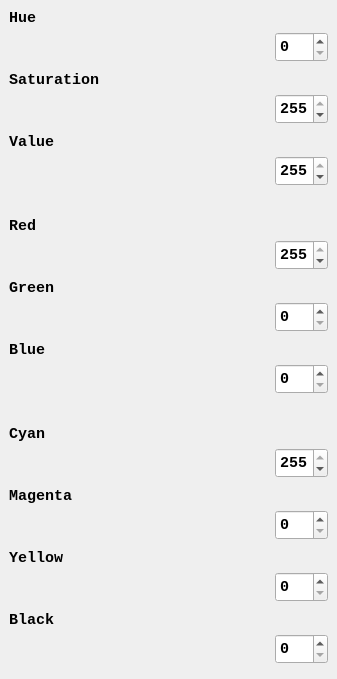
Qt form Views/sliders.ui (mortalis13/Qt-Color-Picker-Qt) before a commit.
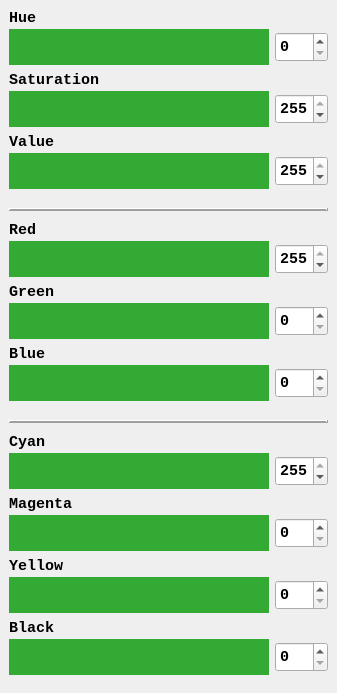
The same form after that commit. Custom widgets are drawn as their Qt base class.

Commit message: Style sliders window

```diff
--- a/Views/sliders.ui
+++ b/Views/sliders.ui
@@ -7,7 +7,7 @@
     <x>0</x>
     <y>0</y>
     <width>337</width>
-    <height>679</height>
+    <height>693</height>
    </rect>
   </property>
   <property name="windowTitle">
@@ -33,6 +33,9 @@
     <item>
      <widget class="QWidget" name="pHSV" native="true">
       <layout class="QVBoxLayout" name="verticalLayout_2">
+       <property name="topMargin">
+        <number>9</number>
+       </property>
        <item>
         <widget class="QWidget" name="pHue" native="true">
          <layout class="QGridLayout" name="gridLayout">
@@ -80,6 +83,9 @@
               <height>36</height>
              </size>
             </property>
+            <property name="styleSheet">
+             <string notr="true">background:#3a3</string>
+            </property>
            </widget>
           </item>
           <item row="1" column="1">
@@ -153,6 +159,9 @@
               <height>36</height>
              </size>
             </property>
+            <property name="styleSheet">
+             <string notr="true">background:#3a3</string>
+            </property>
            </widget>
           </item>
           <item row="1" column="1">
@@ -229,6 +238,9 @@
               <height>36</height>
              </size>
             </property>
+            <property name="styleSheet">
+             <string notr="true">background:#3a3</string>
+            </property>
            </widget>
           </item>
           <item row="1" column="1">
@@ -262,7 +274,60 @@
      </widget>
     </item>
     <item>
-     <spacer name="verticalSpacer_2">
+     <spacer name="vs1">
+      <property name="orientation">
+       <enum>Qt::Vertical</enum>
+      </property>
+      <property name="sizeType">
+       <enum>QSizePolicy::Fixed</enum>
+      </property>
+      <property name="sizeHint" stdset="0">
+       <size>
+        <width>20</width>
+        <height>10</height>
+       </size>
+      </property>
+     </spacer>
+    </item>
+    <item>
+     <widget class="QWidget" name="widget" native="true">
+      <property name="sizePolicy">
+       <sizepolicy hsizetype="Preferred" vsizetype="Fixed">
+        <horstretch>0</horstretch>
+        <verstretch>0</verstretch>
+       </sizepolicy>
+      </property>
+      <property name="minimumSize">
+       <size>
+        <width>0</width>
+        <height>0</height>
+       </size>
+      </property>
+      <layout class="QVBoxLayout" name="verticalLayout_5">
+       <property name="topMargin">
+        <number>0</number>
+       </property>
+       <property name="bottomMargin">
+        <number>0</number>
+       </property>
+       <item>
+        <widget class="Line" name="line">
+         <property name="frameShadow">
+          <enum>QFrame::Raised</enum>
+         </property>
+         <property name="lineWidth">
+          <number>2</number>
+         </property>
+         <property name="orientation">
+          <enum>Qt::Horizontal</enum>
+         </property>
+        </widget>
+       </item>
+      </layout>
+     </widget>
+    </item>
+    <item>
+     <spacer name="vs2">
       <property name="orientation">
        <enum>Qt::Vertical</enum>
       </property>
@@ -280,6 +345,9 @@
     <item>
      <widget class="QWidget" name="pRGB" native="true">
       <layout class="QVBoxLayout" name="verticalLayout">
+       <property name="topMargin">
+        <number>0</number>
+       </property>
        <item>
         <widget class="QWidget" name="pRed" native="true">
          <layout class="QGridLayout" name="gridLayout_4">
@@ -327,6 +395,9 @@
               <height>36</height>
              </size>
             </property>
+            <property name="styleSheet">
+             <string notr="true">background:#3a3</string>
+            </property>
            </widget>
           </item>
           <item row="1" column="1">
@@ -388,6 +459,9 @@
               <height>36</height>
              </size>
             </property>
+            <property name="styleSheet">
+             <string notr="true">background:#3a3</string>
+            </property>
            </widget>
           </item>
           <item row="2" column="1">
@@ -488,6 +562,9 @@
               <height>36</height>
              </size>
             </property>
+            <property name="styleSheet">
+             <string notr="true">background:#3a3</string>
+            </property>
            </widget>
           </item>
           <item row="1" column="0">
@@ -528,8 +605,64 @@
      </spacer>
     </item>
     <item>
-     <widget class="QWidget" name="pRGB_2" native="true">
+     <widget class="QWidget" name="widget_2" native="true">
+      <property name="sizePolicy">
+       <sizepolicy hsizetype="Preferred" vsizetype="Fixed">
+        <horstretch>0</horstretch>
+        <verstretch>0</verstretch>
+       </sizepolicy>
+      </property>
+      <property name="minimumSize">
+       <size>
+        <width>0</width>
+        <height>0</height>
+       </size>
+      </property>
+      <layout class="QVBoxLayout" name="verticalLayout_6">
+       <property name="topMargin">
+        <number>0</number>
+       </property>
+       <property name="bottomMargin">
+        <number>0</number>
+       </property>
+       <item>
+        <widget class="Line" name="line_2">
+         <property name="frameShadow">
+          <enum>QFrame::Raised</enum>
+         </property>
+         <property name="lineWidth">
+          <number>2</number>
+         </property>
+         <property name="orientation">
+          <enum>Qt::Horizontal</enum>
+         </property>
+        </widget>
+       </item>
+      </layout>
+     </widget>
+    </item>
+    <item>
+     <spacer name="vs4">
+      <property name="orientation">
+       <enum>Qt::Vertical</enum>
+      </property>
+      <property name="sizeType">
+       <enum>QSizePolicy::Fixed</enum>
+      </property>
+      <property name="sizeHint" stdset="0">
+       <size>
+        <width>20</width>
+        <height>10</height>
+       </size>
+      </property>
+     </spacer>
+    </item>
+    <item>
+     <widget class="QWidget" name="pCMYK" native="true">
       <layout class="QVBoxLayout" name="verticalLayout_3">
+       <property name="topMargin">
+        <number>0</number>
+       </property>
        <item>
         <widget class="QWidget" name="pRed_2" native="true">
          <layout class="QGridLayout" name="gridLayout_7">
@@ -577,6 +710,9 @@
               <height>36</height>
              </size>
             </property>
+            <property name="styleSheet">
+             <string notr="true">background:#3a3</string>
+            </property>
            </widget>
           </item>
           <item row="1" column="1">
@@ -638,6 +774,9 @@
               <height>36</height>
              </size>
             </property>
+            <property name="styleSheet">
+             <string notr="true">background:#3a3</string>
+            </property>
            </widget>
           </item>
           <item row="2" column="1">
@@ -753,6 +892,9 @@
               <height>36</height>
              </size>
             </property>
+            <property name="styleSheet">
+             <string notr="true">background:#3a3</string>
+            </property>
            </widget>
           </item>
          </layout>
@@ -829,6 +971,9 @@
               <height>36</height>
              </size>
             </property>
+            <property name="styleSheet">
+             <string notr="true">background:#3a3</string>
+            </property>
            </widget>
           </item>
          </layout>
@@ -842,10 +987,13 @@
       <property name="orientation">
        <enum>Qt::Vertical</enum>
       </property>
+      <property name="sizeType">
+       <enum>QSizePolicy::MinimumExpanding</enum>
+      </property>
       <property name="sizeHint" stdset="0">
        <size>
         <width>20</width>
-        <height>217</height>
+        <height>9</height>
        </size>
       </property>
      </spacer>
```
Left out of the diff: 21 changed lines with no effect on the pictures. The commit also changes 8 other files.
